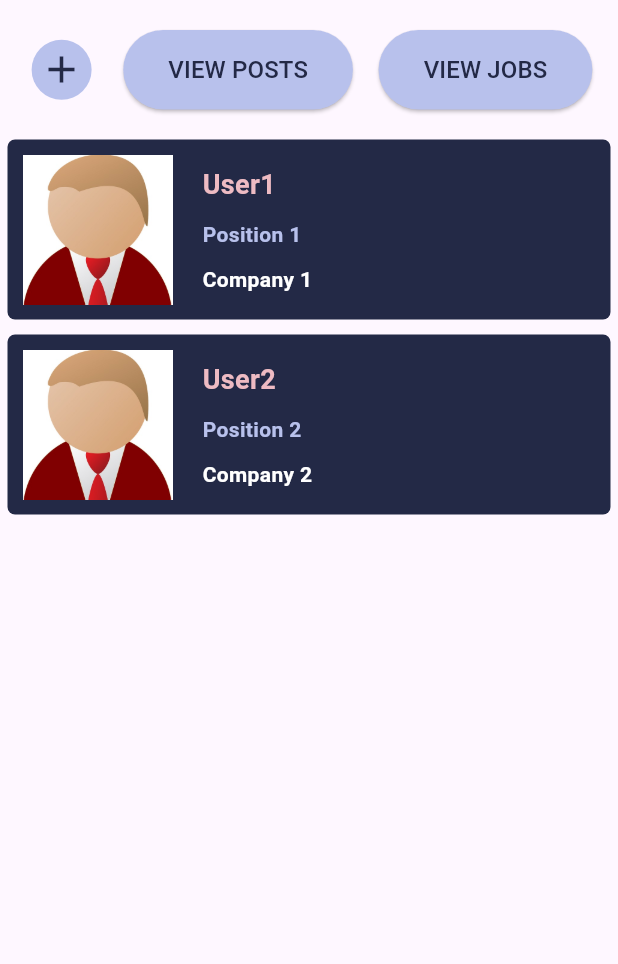
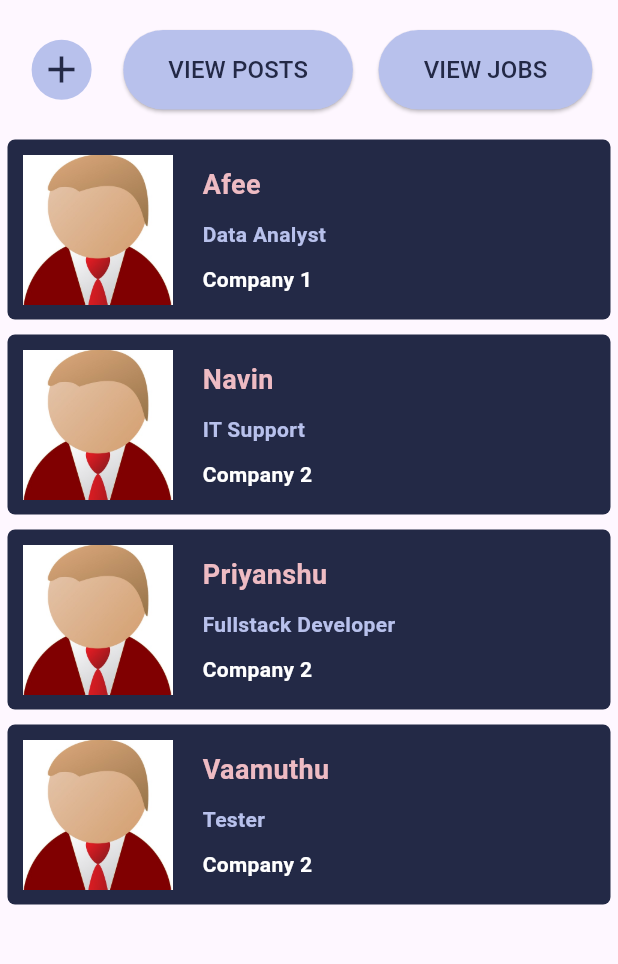
Before and after one commit to 13navin/AndrioidProject2, a Flutter app: the CandidateScreen screen opened directly, on a phone screen of 412 x 824 dp, the part 84-1048 px from its top. Run offline on Flutter 3.47's test engine with Material 3 defaults, Android fonts, the phone set to English and light mode, and no system bars; our stand-ins replace firebase_auth, firebase_core, shared_preferences; accounts and stored records are empty.

Commit message:
Updated some job and candidate details and completed the functionality.

```diff
--- a/recruiting_app/assets/candidate.json
+++ b/recruiting_app/assets/candidate.json
@@ -1,20 +1,38 @@
 [
   {
-    "user": "User1",
-    "position": "Position 1",
+    "user": "Afee",
+    "position": "Data Analyst",
     "company": "Company 1",
-    "userdesc": "This is the Description of User 1",
+    "userdesc": "This is the Description of Afee",
     "email": "email1@gmail.com",
     "phone": "1111111111",
     "photo": "user.jpg"
   },
   {
-    "user": "User2",
-    "position": "Position 2",
+    "user": "Navin",
+    "position": "IT Support",
     "company": "Company 2",
-    "userdesc": "This is the Description of User 2",
+    "userdesc": "This is the Description of Navin",
     "email": "email2@gmail.com",
     "phone": "2222222222",
     "photo": "user.jpg"
+  },
+  {
+    "user": "Priyanshu",
+    "position": "Fullstack Developer",
+    "company": "Company 2",
+    "userdesc": "This is the Description of Priyanshu",
+    "email": "email3@gmail.com",
+    "phone": "3333333333",
+    "photo": "user.jpg"
+  },
+  {
+    "user": "Vaamuthu",
+    "position": "Tester",
+    "company": "Company 2",
+    "userdesc": "This is the Description of Vanamuthu",
+    "email": "email4@gmail.com",
+    "phone": "4444444444",
+    "photo": "user.jpg"
   }
 ]
--- a/recruiting_app/assets/job.json
+++ b/recruiting_app/assets/job.json
@@ -9,10 +9,26 @@
   },
   {
     "id": 2,
-    "user": "User2",
-    "title": "Job Title 2",
+    "user": "Navin",
+    "title": "IT Support",
     "date": "14/04/24",
-    "description": "This is the Description of Job 2",
+    "description": "This is the Description of IT Support",
+    "image": "job.jpg"
+  },
+  {
+    "id": 3,
+    "user": "Priyanshu",
+    "title": "Fullstack Developer",
+    "date": "27/02/24",
+    "description": "This is the Description of Fullstack Developer",
+    "image": "job.jpg"
+  },
+  {
+    "id": 4,
+    "user": "Vanamuthu",
+    "title": "Tester",
+    "date": "14/04/24",
+    "description": "This is the Description of Tester",
     "image": "job.jpg"
   }
 ]
```
Also changed, not shown: recruiting_app/lib/candidate_detail.dart (+91 -58 lines).
